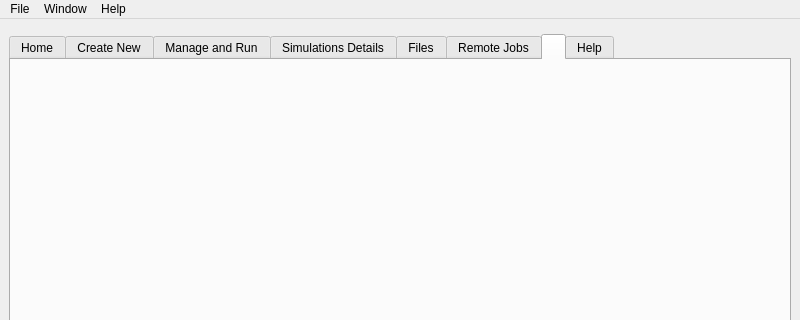
Above: mainWindow/cwe_mainwindow.ui from NHERI-SimCenter/CWE-Simulation-Tool before the change; both pictures show x 0 to 800 and y 0 to 320 of the 800 by 600 pixel window. Below: the same form after it.
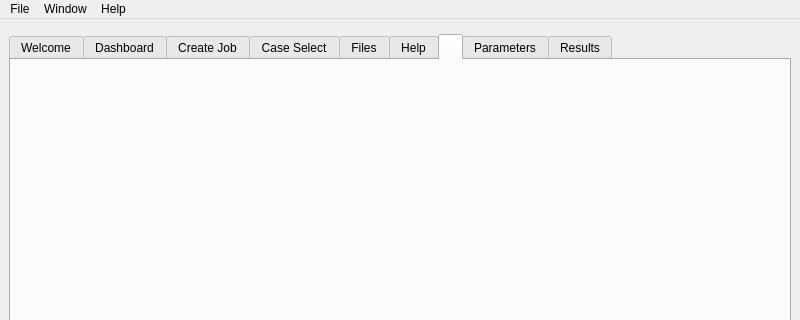
That is the form after the change. The open tabs and pages were chosen to show the change. Custom widgets are drawn as their Qt base class.

Commit message: Setting up a welcome screen

What changed in the file:
```diff
--- a/mainWindow/cwe_mainwindow.ui
+++ b/mainWindow/cwe_mainwindow.ui
@@ -87,24 +87,24 @@
           <property name="currentIndex">
            <number>6</number>
           </property>
+          <widget class="CWE_welcome_screen" name="tab_welcome_screen">
+           <attribute name="title">
+            <string>Welcome</string>
+           </attribute>
+          </widget>
           <widget class="CWE_landing" name="tab_landing_page">
            <attribute name="title">
-            <string>Home</string>
+            <string>Dashboard</string>
            </attribute>
           </widget>
           <widget class="CWE_create_simulation" name="tab_create_new">
            <attribute name="title">
-            <string>Create New</string>
+            <string>Create Job</string>
            </attribute>
           </widget>
           <widget class="QWidget" name="tab_manage_and_run">
            <attribute name="title">
-            <string>Manage and Run</string>
-           </attribute>
-          </widget>
-          <widget class="CWE_simulation_details" name="tab_simulation_details">
-           <attribute name="title">
-            <string>Simulations Details</string>
+            <string>Case Select</string>
            </attribute>
           </widget>
           <widget class="CWE_file_manager" name="tab_files">
@@ -112,9 +112,9 @@
             <string>Files</string>
            </attribute>
           </widget>
-          <widget class="CWE_task_list" name="tab_remote_jobs">
+          <widget class="CWE_help" name="tab_help">
            <attribute name="title">
-            <string>Remote Jobs</string>
+            <string>Help</string>
            </attribute>
           </widget>
           <widget class="QWidget" name="tab_spacer">
@@ -122,9 +122,14 @@
             <string/>
            </attribute>
           </widget>
-          <widget class="CWE_help" name="tab_help">
+          <widget class="QWidget" name="tab_parameters">
            <attribute name="title">
-            <string>Help</string>
+            <string>Parameters</string>
+           </attribute>
+          </widget>
+          <widget class="CWE_simulation_details" name="tab_results">
+           <attribute name="title">
+            <string>Results</string>
            </attribute>
           </widget>
          </widget>
@@ -335,7 +340,13 @@
   <customwidget>
    <class>CWE_task_list</class>
    <extends>QWidget</extends>
-   <header>cwe_guiWidgets/cwe_task_list.h</header>
+   <header>cwe_guiWidgets/cwe_manage_simulation.h</header>
+   <container>1</container>
+  </customwidget>
+  <customwidget>
+   <class>CWE_welcome_screen</class>
+   <extends>QWidget</extends>
+   <header>cwe_guiWidgets/cwe_welcome_screen.h</header>
    <container>1</container>
   </customwidget>
  </customwidgets>
```
Left out of the diff: 9 changed lines with no effect on the pictures. The commit also changes 8 other files.
